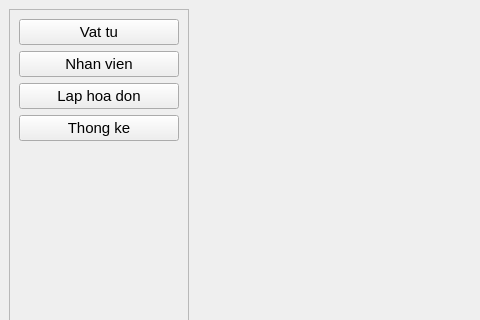
Above: mainwindow.ui from MinhKhang-ti/QuanLyVatTu before the change; both pictures show x 0 to 480 and y 0 to 320 of the 900 by 600 pixel window. Below: the same form after it.
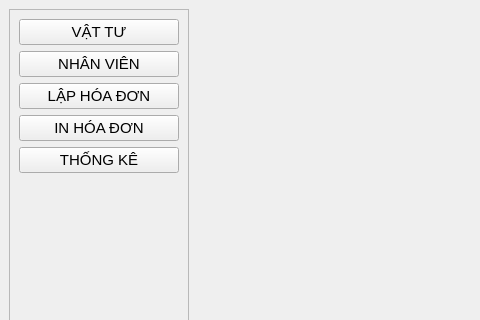
That is the form after the change.

Diff of the .ui file:
```diff
--- a/mainwindow.ui
+++ b/mainwindow.ui
@@ -44,28 +44,35 @@
        <item>
         <widget class="QPushButton" name="btnVatTu">
          <property name="text">
-          <string>Vat tu</string>
+          <string>VẬT TƯ</string>
          </property>
         </widget>
        </item>
        <item>
         <widget class="QPushButton" name="btnNhanVien">
          <property name="text">
-          <string>Nhan vien</string>
+          <string>NHÂN VIÊN</string>
          </property>
         </widget>
        </item>
        <item>
         <widget class="QPushButton" name="btnHoaDon">
          <property name="text">
-          <string>Lap hoa don</string>
+          <string>LẬP HÓA ĐƠN</string>
+         </property>
+        </widget>
+       </item>
+       <item>
+        <widget class="QPushButton" name="bntInHoaDon">
+         <property name="text">
+          <string>IN HÓA ĐƠN</string>
          </property>
         </widget>
        </item>
        <item>
         <widget class="QPushButton" name="btnThongKe">
          <property name="text">
-          <string>Thong ke</string>
+          <string>THỐNG KÊ</string>
          </property>
         </widget>
        </item>
```
Left out of the diff: 14 changed lines with no effect on the pictures.
